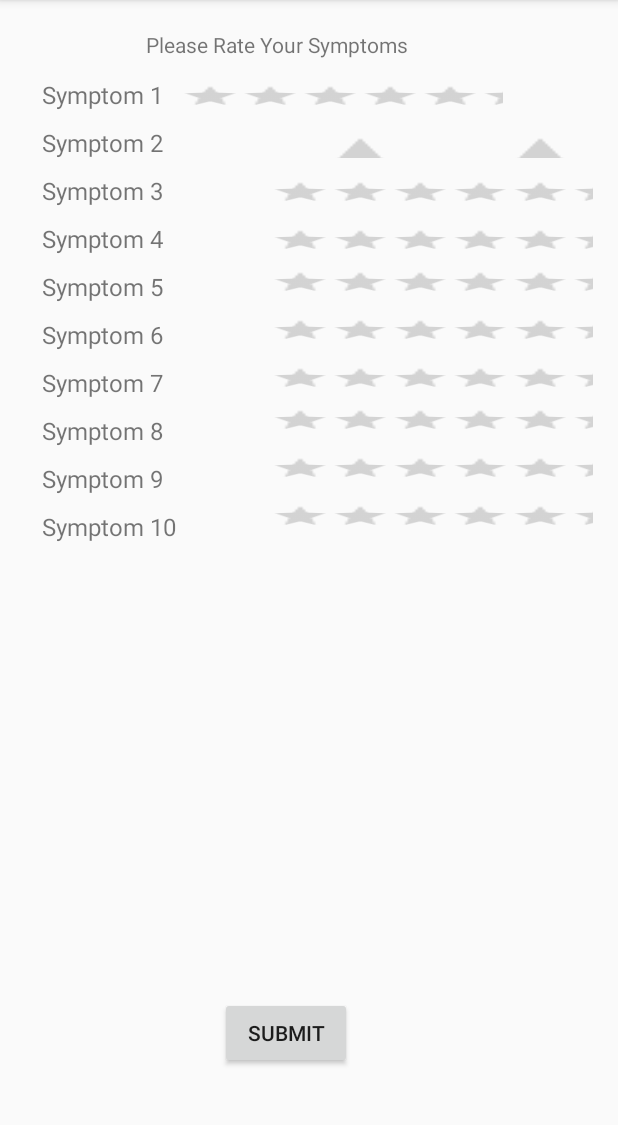
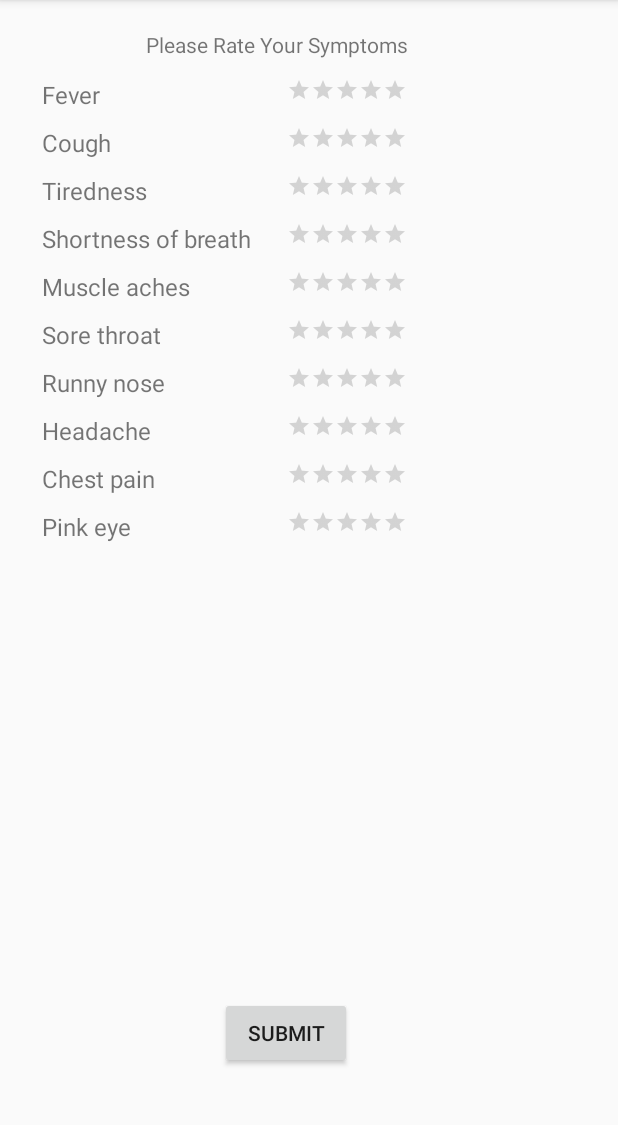
Before and after one commit to PraveenMathew92/covid-tracker-android-app, an Android app: the SymptomCollectorActivity screen opened directly, with no data from a screen before it, on a phone screen of 412 x 824 dp, the part 84-1209 px from its top. Run offline under Robolectric (Android 15) with nearby library versions, the phone set to English and light mode, and no system bars; our stand-ins replace Room's generated code.

Commit message:
Set UI for symptom capture

```diff
--- a/app/src/main/res/layout/symptom_collector.xml
+++ b/app/src/main/res/layout/symptom_collector.xml
@@ -134,7 +134,7 @@
         android:id="@+id/textView"
         android:layout_width="wrap_content"
         android:layout_height="wrap_content"
-        android:text="Please Rate Your Symptoms"
+        android:text="@string/please_rate_your_symptoms"
         app:layout_constraintBottom_toBottomOf="parent"
         app:layout_constraintEnd_toEndOf="parent"
         app:layout_constraintHorizontal_bias="0.41"
@@ -143,131 +143,152 @@
         app:layout_constraintVertical_bias="0.027" />
 
     <RatingBar
-        android:id="@+id/symptomRating1"
+        android:id="@+id/symptomRating10"
         style="@style/Widget.AppCompat.RatingBar.Small"
-        android:layout_width="86dp"
+        android:layout_width="80dp"
         android:layout_height="17dp"
-        android:layout_marginStart="76dp"
-        android:layout_marginTop="56dp"
+        android:layout_marginStart="124dp"
+        android:layout_marginTop="340dp"
+        android:isIndicator="false"
         android:numStars="5"
-        android:scaleX="2.5"
+        android:scaleX="1"
         android:scaleY="1"
+        android:stepSize="1"
         app:layout_constraintStart_toEndOf="@+id/symptom1"
         app:layout_constraintTop_toTopOf="parent" />
 
     <RatingBar
-        android:id="@+id/symptomRating"
-        android:layout_width="86dp"
+        android:id="@+id/symptomRating9"
+        style="@style/Widget.AppCompat.RatingBar.Small"
+        android:layout_width="80dp"
         android:layout_height="17dp"
-        android:layout_marginStart="136dp"
-        android:layout_marginTop="88dp"
+        android:layout_marginStart="124dp"
+        android:layout_marginTop="308dp"
+        android:isIndicator="false"
         android:numStars="5"
-        android:scaleX="2.5"
+        android:scaleX="1"
         android:scaleY="1"
+        android:stepSize="1"
+        app:layout_constraintStart_toEndOf="@+id/symptom1"
+        app:layout_constraintTop_toTopOf="parent" />
+
+    <RatingBar
+        android:id="@+id/symptomRating8"
+        style="@style/Widget.AppCompat.RatingBar.Small"
+        android:layout_width="80dp"
+        android:layout_height="17dp"
+        android:layout_marginStart="124dp"
+        android:layout_marginTop="276dp"
+        android:isIndicator="false"
+        android:numStars="5"
+        android:scaleX="1"
+        android:scaleY="1"
+        android:stepSize="1"
+        app:layout_constraintStart_toEndOf="@+id/symptom1"
+        app:layout_constraintTop_toTopOf="parent" />
+
+    <RatingBar
+        android:id="@+id/symptomRating7"
+        style="@style/Widget.AppCompat.RatingBar.Small"
+        android:layout_width="80dp"
+        android:layout_height="17dp"
+        android:layout_marginStart="124dp"
+        android:layout_marginTop="244dp"
+        android:isIndicator="false"
+        android:numStars="5"
+        android:scaleX="1"
+        android:scaleY="1"
+        android:stepSize="1"
+        app:layout_constraintStart_toEndOf="@+id/symptom1"
+        app:layout_constraintTop_toTopOf="parent" />
+
+    <RatingBar
+        android:id="@+id/symptomRating6"
+        style="@style/Widget.AppCompat.RatingBar.Small"
+        android:layout_width="80dp"
+        android:layout_height="17dp"
+        android:layout_marginStart="124dp"
+        android:layout_marginTop="212dp"
+        android:isIndicator="false"
+        android:numStars="5"
+        android:scaleX="1"
+        android:scaleY="1"
+        android:stepSize="1"
+        app:layout_constraintStart_toEndOf="@+id/symptom1"
+        app:layout_constraintTop_toTopOf="parent" />
+
+    <RatingBar
+        android:id="@+id/symptomRating5"
+        style="@style/Widget.AppCompat.RatingBar.Small"
+        android:layout_width="80dp"
+        android:layout_height="17dp"
+        android:layout_marginStart="124dp"
+        android:layout_marginTop="180dp"
+        android:isIndicator="false"
+        android:numStars="5"
+        android:scaleX="1"
+        android:scaleY="1"
+        android:stepSize="1"
+        app:layout_constraintStart_toEndOf="@+id/symptom1"
+        app:layout_constraintTop_toTopOf="parent" />
+
+    <RatingBar
+        android:id="@+id/symptomRating4"
+        style="@style/Widget.AppCompat.RatingBar.Small"
+        android:layout_width="80dp"
+        android:layout_height="17dp"
+        android:layout_marginStart="124dp"
+        android:layout_marginTop="148dp"
+        android:isIndicator="false"
+        android:numStars="5"
+        android:scaleX="1"
+        android:scaleY="1"
+        android:stepSize="1"
+        app:layout_constraintStart_toEndOf="@+id/symptom1"
+        app:layout_constraintTop_toTopOf="parent" />
+
+    <RatingBar
+        android:id="@+id/symptomRating3"
+        style="@style/Widget.AppCompat.RatingBar.Small"
+        android:layout_width="80dp"
+        android:layout_height="17dp"
+        android:layout_marginStart="124dp"
+        android:layout_marginTop="116dp"
+        android:isIndicator="false"
+        android:numStars="5"
+        android:scaleX="1"
+        android:scaleY="1"
+        android:stepSize="1"
         app:layout_constraintStart_toEndOf="@+id/symptom1"
         app:layout_constraintTop_toTopOf="parent" />
 
     <RatingBar
         android:id="@+id/symptomRating2"
         style="@style/Widget.AppCompat.RatingBar.Small"
-        android:layout_width="86dp"
+        android:layout_width="80dp"
         android:layout_height="17dp"
-        android:layout_marginStart="136dp"
-        android:layout_marginTop="120dp"
+        android:layout_marginStart="124dp"
+        android:layout_marginTop="84dp"
+        android:isIndicator="false"
         android:numStars="5"
-        android:scaleX="2.5"
+        android:scaleX="1"
         android:scaleY="1"
+        android:stepSize="1"
         app:layout_constraintStart_toEndOf="@+id/symptom1"
         app:layout_constraintTop_toTopOf="parent" />
 
     <RatingBar
-        android:id="@+id/symptomRating3"
+        android:id="@+id/symptomRating1"
         style="@style/Widget.AppCompat.RatingBar.Small"
-        android:layout_width="86dp"
+        android:layout_width="80dp"
         android:layout_height="17dp"
-        android:layout_marginStart="136dp"
-        android:layout_marginTop="152dp"
+        android:layout_marginStart="124dp"
+        android:layout_marginTop="52dp"
+        android:isIndicator="false"
         android:numStars="5"
-        android:scaleX="2.5"
+        android:scaleX="1"
         android:scaleY="1"
-        app:layout_constraintStart_toEndOf="@+id/symptom1"
-        app:layout_constraintTop_toTopOf="parent" />
-
-    <RatingBar
-        android:id="@+id/symptomRating4"
-        style="@style/Widget.AppCompat.RatingBar.Small"
-        android:layout_width="86dp"
-        android:layout_height="17dp"
-        android:layout_marginStart="136dp"
-        android:layout_marginTop="180dp"
-        android:numStars="5"
-        android:scaleX="2.5"
-        android:scaleY="1"
-        app:layout_constraintStart_toEndOf="@+id/symptom1"
-        app:layout_constraintTop_toTopOf="parent" />
-
-    <RatingBar
-        android:id="@+id/symptomRating5"
-        style="@style/Widget.AppCompat.RatingBar.Small"
-        android:layout_width="86dp"
-        android:layout_height="17dp"
-        android:layout_marginStart="136dp"
-        android:layout_marginTop="212dp"
-        android:numStars="5"
-        android:scaleX="2.5"
-        android:scaleY="1"
-        app:layout_constraintStart_toEndOf="@+id/symptom1"
-        app:layout_constraintTop_toTopOf="parent" />
-
-    <RatingBar
-        android:id="@+id/symptomRating6"
-        style="@style/Widget.AppCompat.RatingBar.Small"
-        android:layout_width="86dp"
-        android:layout_height="17dp"
-        android:layout_marginStart="136dp"
-        android:layout_marginTop="244dp"
-        android:numStars="5"
-        android:scaleX="2.5"
-        android:scaleY="1"
-        app:layout_constraintStart_toEndOf="@+id/symptom1"
-        app:layout_constraintTop_toTopOf="parent" />
-
-    <RatingBar
-        android:id="@+id/symptomRating7"
-        style="@style/Widget.AppCompat.RatingBar.Small"
-        android:layout_width="86dp"
-        android:layout_height="17dp"
-        android:layout_marginStart="136dp"
-        android:layout_marginTop="304dp"
-        android:numStars="5"
-        android:scaleX="2.5"
-        android:scaleY="1"
-        app:layout_constraintStart_toEndOf="@+id/symptom1"
-        app:layout_constraintTop_toTopOf="parent" />
-
-    <RatingBar
-        android:id="@+id/symptomRating9"
-        style="@style/Widget.AppCompat.RatingBar.Small"
-        android:layout_width="86dp"
-        android:layout_height="17dp"
-        android:layout_marginStart="136dp"
-        android:layout_marginTop="336dp"
-        android:numStars="5"
-        android:scaleX="2.5"
-        android:scaleY="1"
-        app:layout_constraintStart_toEndOf="@+id/symptom1"
-        app:layout_constraintTop_toTopOf="parent" />
-
-    <RatingBar
-        android:id="@+id/symptomRating8"
-        style="@style/Widget.AppCompat.RatingBar.Small"
-        android:layout_width="86dp"
-        android:layout_height="17dp"
-        android:layout_marginStart="136dp"
-        android:layout_marginTop="272dp"
-        android:numStars="5"
-        android:scaleX="2.5"
-        android:scaleY="1"
+        android:stepSize="1"
         app:layout_constraintStart_toEndOf="@+id/symptom1"
         app:layout_constraintTop_toTopOf="parent" />
 </androidx.constraintlayout.widget.ConstraintLayout>
--- a/app/src/main/res/values/strings.xml
+++ b/app/src/main/res/values/strings.xml
@@ -3,16 +3,17 @@
     <string name="capture_symptoms">Upload</string>
     <string name="start_video_recording">Start Video Recording</string>
     <string name="last_name">LastName</string>
-    <string name="symptom_1">Symptom 1</string>
-    <string name="symptom_2">Symptom 2</string>
-    <string name="symptom_3">Symptom 3</string>
-    <string name="symptom_4">Symptom 4</string>
-    <string name="symptom_5">Symptom 5</string>
-    <string name="symptom_6">Symptom 6</string>
-    <string name="symptom_7">Symptom 7</string>
-    <string name="symptom_8">Symptom 8</string>
-    <string name="symptom_9">Symptom 9</string>
-    <string name="symptom_10">Symptom 10</string>
+    <string name="symptom_1">Fever</string>
+    <string name="symptom_2">Cough</string>
+    <string name="symptom_3">Tiredness</string>
+    <string name="symptom_4">Shortness of breath</string>
+    <string name="symptom_5">Muscle aches</string>
+    <string name="symptom_6">Sore throat</string>
+    <string name="symptom_7">Runny nose</string>
+    <string name="symptom_8">Headache</string>
+    <string name="symptom_9">Chest pain</string>
+    <string name="symptom_10">Pink eye</string>
     <string name="start_respiratory">Start</string>
     <string name="measure_respiratory_rate">Measure Respiratory Rate</string>
+    <string name="please_rate_your_symptoms">Please Rate Your Symptoms</string>
 </resources>
```
